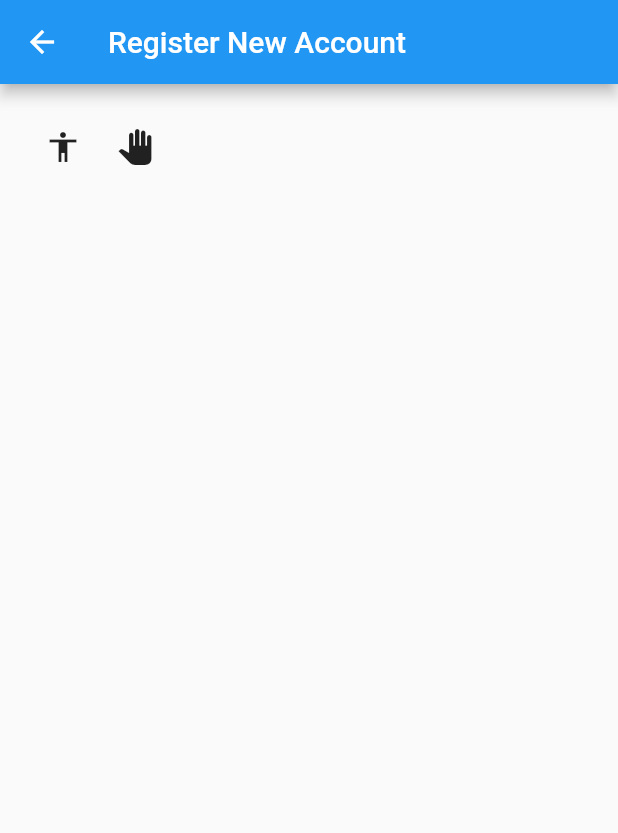
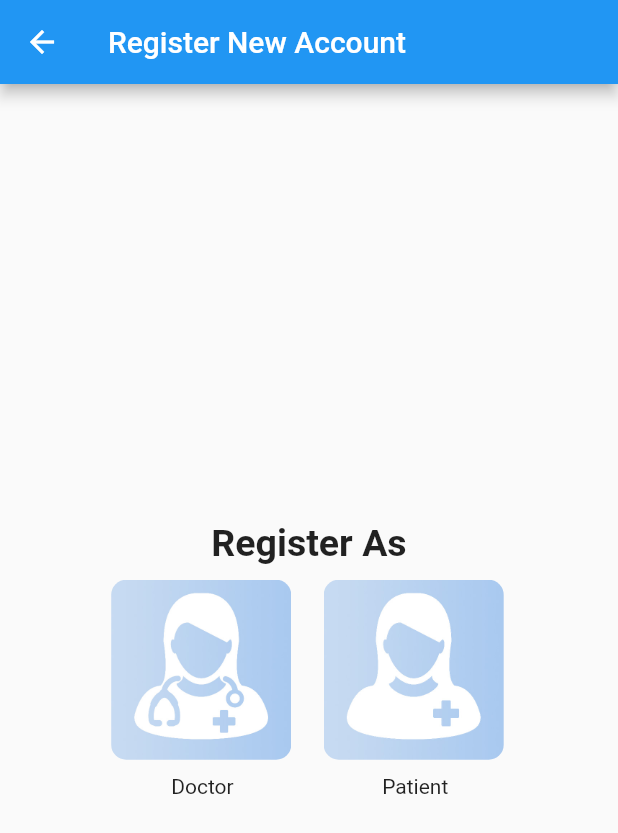
Before and after one commit to warin001234567/Project_Mobile, a Flutter app: the RoleScreen screen opened by its route, on a phone screen of 412 x 824 dp. Shown: the top 833 px of the screen. Run offline on Flutter 3.47's test engine with Material 2 defaults, Android fonts, the phone set to English and light mode, and no system bars; our stand-ins replace cached_network_image, cloud_firestore, firebase_auth, firebase_storage, image_picker, shared_preferences; accounts and stored records are empty.

Commit message:
role select ui

```diff
--- a/lib/ui/role_page.dart
+++ b/lib/ui/role_page.dart
@@ -21,32 +21,91 @@ class RoleScreenState extends State<RoleScreen> {
   Widget build(BuildContext context) {
     return Scaffold(
       appBar: AppBar(
-        title: Text("Register New Account"),
+        title: Text(
+          "Register New Account",
         ),
-      body: Padding(
-        padding: EdgeInsets.all(18),
-        child: Form(
+      ),
+      body: Center(
         key: _formkey,
         child: Column(
+          mainAxisAlignment: MainAxisAlignment.center,
           children: <Widget>[
             Row(
+              mainAxisAlignment: MainAxisAlignment.center,
               children: <Widget>[
-                  IconButton(
-                    icon: Icon(Icons.accessibility),
-                    onPressed: () {
+                Column(
+                  // crossAxisAlignment: CrossAxisAlignment.start,
+                  children: <Widget>[
+                    Text('Register As',
+                      style: TextStyle(
+                        fontSize: 25,
+                        fontWeight: FontWeight.bold,
+                      ),
+                    )
+                  ],
+                )
+              ],
+            ),
+            Row(
+              mainAxisAlignment: MainAxisAlignment.center,
+              children: <Widget>[
+                Column(
+                  mainAxisAlignment: MainAxisAlignment.center,
+                  crossAxisAlignment: CrossAxisAlignment.start,
+                  children: <Widget>[
+                    Padding(
+                      padding: EdgeInsets.all(10.0),
+                      child:GestureDetector(
+                        onTap: () {
                           Navigator.push(context,MaterialPageRoute(builder: (context) => DoctorForm()));
                         },
+                        child: ClipRRect(
+                          borderRadius: new BorderRadius.circular(10.0),
+                          child: Image.asset(
+                            'res/images/doc-select.jpg',
+                            height: 120.0,
+                            width: 120.0,
+                            fit: BoxFit.fill
                           ),
-                  IconButton(
-                    icon: Icon(Icons.pan_tool),
-                    onPressed: () {
+                        )
+                      ),
+                    ),
+                    Padding(
+                      padding: EdgeInsets.symmetric(horizontal: 50.0),
+                      child: Text('Doctor'),
+                    )
+                  ]
+                ),
+                Column(
+                  mainAxisAlignment: MainAxisAlignment.center,
+                  crossAxisAlignment: CrossAxisAlignment.start,
+                  children: <Widget>[
+                    Padding(
+                      padding: EdgeInsets.all(10.0),
+                      child:GestureDetector(
+                        onTap: () {
                           Navigator.push(context,MaterialPageRoute(builder: (context) => PatientForm()));
-
-                    },)
-                ],
+                        },
+                        child: ClipRRect(
+                          borderRadius: new BorderRadius.circular(10.0),
+                          child: Image.asset(
+                            'res/images/pat-select.jpg',
+                            height: 120.0,
+                            width: 120.0,
+                            fit: BoxFit.fill
+                          ),
+                        )
+                      ),
+                    ),
+                    Padding(
+                      padding: EdgeInsets.symmetric(horizontal: 49.0),
+                      child: Text('Patient'),
+                    )
+                  ]
                 ),
               ],
             ),
+          ]
         )
       ),
     );
```
Also changed, not shown: pubspec.yaml (+4 -3 lines), res/images/doc-select.jpg (added), res/images/pat-select.jpg (added), 1 other file. Lines whose indentation alone changed are shown as unchanged.
